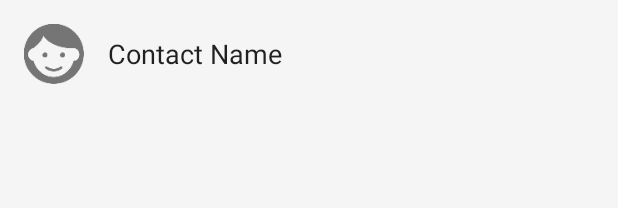
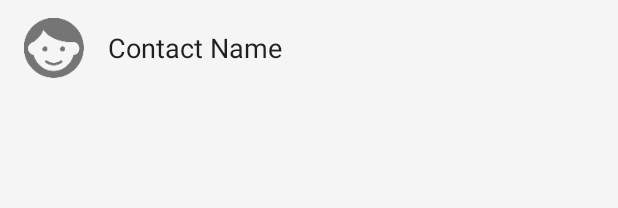
Before and after one commit to bdiegel/android-giftwise, an Android app: the layout list_item_contact.xml on its own in the app's theme, with its tools: preview values and no code run, on a phone screen of 412 x 824 dp. Shown: the top 208 px of the screen. Run offline under Robolectric (Android 15) with nearby library versions, the phone set to English and light mode, and no system bars.

Commit message:
new text style for contact list

```diff
--- a/app/src/main/res/layout/list_item_contact.xml
+++ b/app/src/main/res/layout/list_item_contact.xml
@@ -7,18 +7,20 @@
     android:layout_height="wrap_content"
     android:minHeight="?android:attr/listPreferredItemHeight"
     android:orientation="horizontal"
-    android:paddingBottom="@dimen/activity_vertical_margin"
     android:paddingEnd="@dimen/activity_horizontal_margin"
-    android:paddingLeft="@dimen/activity_horizontal_margin"
+    android:paddingLeft="@dimen/activity_main_contact_margin_start"
     android:paddingRight="@dimen/activity_horizontal_margin"
-    android:paddingStart="@dimen/activity_horizontal_margin"
-    android:paddingTop="@dimen/activity_vertical_margin">
+    android:paddingStart="@dimen/activity_main_contact_margin_start"
+    android:paddingBottom="@dimen/activity_main_contact_margin_vertical"
+    android:paddingTop="@dimen/activity_main_contact_margin_vertical"
+    >
+
 
 
     <ImageView
         android:id="@+id/list_item_contact_image"
-        android:layout_width="40dp"
-        android:layout_height="40dp"
+        android:layout_width="@dimen/activity_main_contact_avatar_size"
+        android:layout_height="@dimen/activity_main_contact_avatar_size"
         android:layout_gravity="center"
         android:layout_marginEnd="@dimen/activity_horizontal_margin"
         android:layout_marginRight="@dimen/activity_horizontal_margin"
@@ -33,7 +35,7 @@
             android:id="@+id/list_item_contact_name_textview"
             android:layout_width="wrap_content"
             android:layout_height="wrap_content"
-            android:textAppearance="@android:style/TextAppearance.Medium"
+            android:textAppearance="@style/ContactTextName"
             tools:text="Contact Name"
             android:layout_centerVertical="true"
             android:layout_alignParentStart="true"
--- a/app/src/main/res/values/dimens.xml
+++ b/app/src/main/res/values/dimens.xml
@@ -4,12 +4,12 @@
     <dimen name="activity_vertical_margin">16dp</dimen>
     <dimen name="activity_vertical_margin_half">8dp</dimen>
 
-    <!-- Floating Action Button -->
-    <dimen name="fab_elevation">8dp</dimen>
-    <dimen name="fab_press_translation_z">9dp</dimen>
-    <dimen name="fab_size">56dp</dimen>
-    <dimen name="fab_size_small">40dp</dimen>
-    <dimen name="fab_icon_size">24dp</dimen>
+    <!-- Main Activity - Contact List -->
+    <dimen name="activity_main_contact_margin_start">16dp</dimen>
+    <dimen name="activity_main_contact_margin_vertical">8dp</dimen>
+    <dimen name="activity_main_contact_avatar_size">40dp</dimen>
+    <dimen name="activity_main_contact_title_size">18sp</dimen>
+
 
     <dimen name="avatar_frame_small">72dp</dimen>
     <dimen name="avatar_circle_small">48dp</dimen>
--- a/app/src/main/res/values/styles.xml
+++ b/app/src/main/res/values/styles.xml
@@ -72,5 +72,12 @@
         <item name="android:textColor">?android:attr/textColorTertiary</item>
     </style>
 
+    <style name="ContactTextName" parent="@android:style/TextAppearance.Medium">
+        <item name="android:textSize">@dimen/activity_main_contact_title_size</item>
+        <item name="android:fontFamily">sans-serif</item>
+        <item name="android:textStyle">normal</item>
+        <item name="android:textColor">?android:attr/textColorPrimary</item>
+    </style>
+
     <dimen name="fab_compat_margin">0dp</dimen>
 </resources>
```
